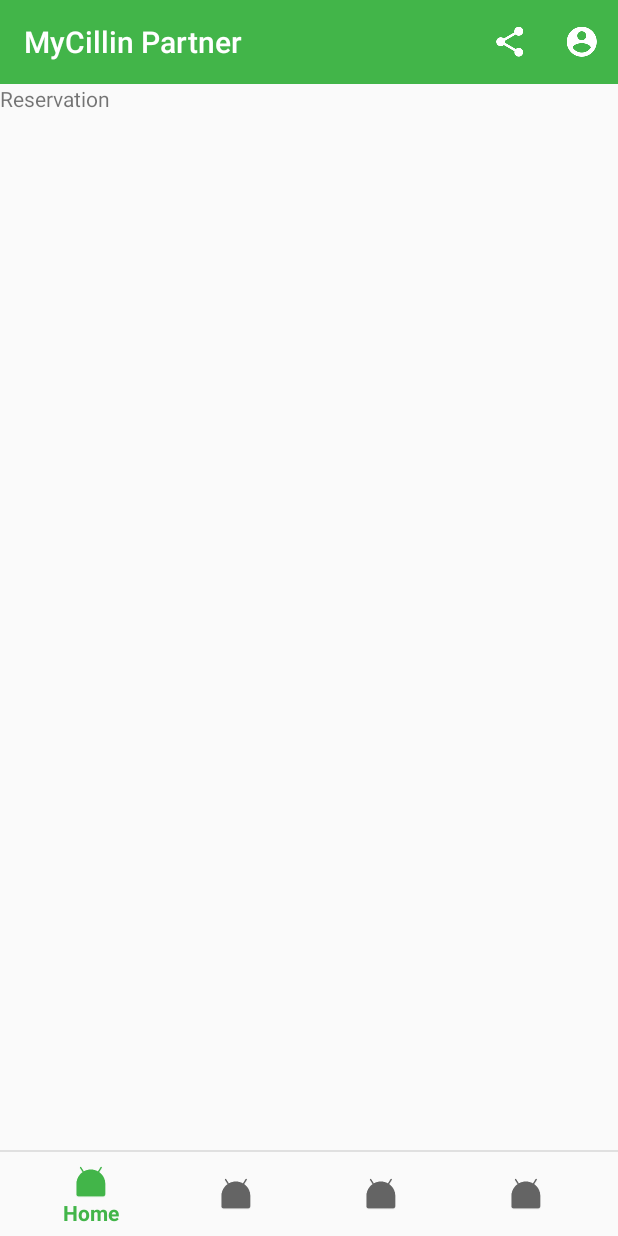
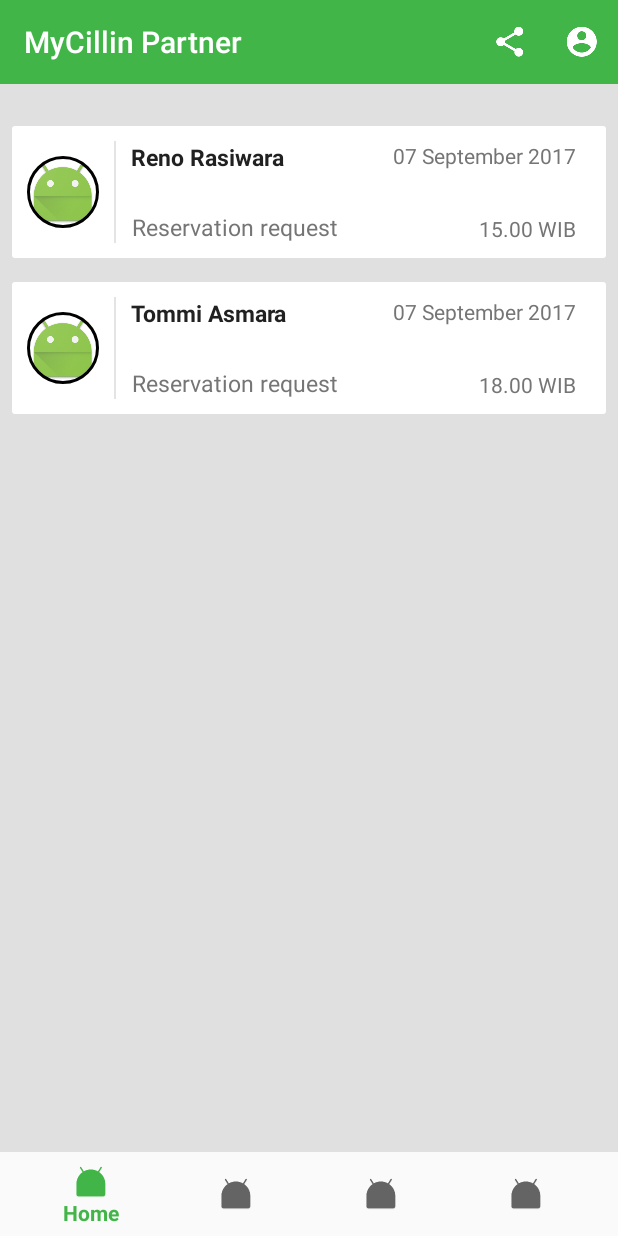
Before and after one commit to mrbagaskoro/android-mycillin-partner, an Android app: the fragment HomeReservationFragment placed in its activity, on a phone screen of 412 x 824 dp. Run offline under Robolectric (Android 15) with nearby library versions, the phone set to English and light mode, and no system bars; our stand-ins replace ButterKnife, CircleImageView.

Commit message:
Add Home Reservation Design

```diff
--- a/app/src/main/AndroidManifest.xml
+++ b/app/src/main/AndroidManifest.xml
@@ -34,7 +34,7 @@
         <activity android:name=".activity.IntroActivity" />
         <activity android:name=".activity.AccountActivity" />
         <activity android:name=".activity.AccountDetailActivity" />
-        <activity android:name=".activity.HomeVisitDetailActivity"></activity>
+        <activity android:name=".activity.HomeVisitDetailActivity" />
 
         <!--
              The API key for Google Maps-based APIs is defined as a string resource.
@@ -48,6 +48,7 @@
             android:name="com.google.android.geo.API_KEY"
             android:value="@string/google_maps_key" />
 
+        <activity android:name=".activity.HomeReservationDetailActivity"></activity>
     </application>
 
 </manifest>
--- /dev/null
+++ b/app/src/main/java/com/mycillin/partner/adapter/HomeReservationAdapter.java
@@ -0,0 +1,68 @@
+package com.mycillin.partner.adapter;
+
+import android.support.v7.widget.RecyclerView;
+import android.view.LayoutInflater;
+import android.view.View;
+import android.view.ViewGroup;
+import android.widget.TextView;
+
+import com.mycillin.partner.R;
+import com.mycillin.partner.list.HomeReservationList;
+
+import java.util.ArrayList;
+import java.util.List;
+
+import de.hdodenhof.circleimageview.CircleImageView;
+
+/**
+ * Created by mrbagaskoro on 06-Oct-17.
+ */
+
+public class HomeReservationAdapter extends RecyclerView.Adapter<HomeReservationAdapter.MyViewHolder> {
+    private List<HomeReservationList> HomeReservationLists;
+    private ArrayList<HomeReservationList> arrayHomeReservationLists;
+
+    public HomeReservationAdapter(List<HomeReservationList> HomeReservationLists) {
+        this.HomeReservationLists = HomeReservationLists;
+        this.arrayHomeReservationLists = new ArrayList<>();
+        this.arrayHomeReservationLists.addAll(HomeReservationLists);
+    }
+
+    @Override
+    public MyViewHolder onCreateViewHolder(ViewGroup parent, int viewType) {
+        View itemView = LayoutInflater.from(parent.getContext()).inflate(R.layout.row_reservation_list, parent, false);
+        return new MyViewHolder(itemView);
+    }
+
+    @Override
+    public void onBindViewHolder(MyViewHolder holder, int position) {
+        HomeReservationList resultList = HomeReservationLists.get(position);
+        holder.patientName.setText(resultList.getPatientName());
+        holder.bookType.setText(resultList.getBookType());
+        holder.bookDate.setText(resultList.getBookDate());
+        holder.bookTime.setText(resultList.getBookTime());
+    }
+
+    @Override
+    public int getItemCount() {
+        return HomeReservationLists.size();
+    }
+
+    public class MyViewHolder extends RecyclerView.ViewHolder {
+        private TextView patientName;
+        private TextView bookType;
+        private TextView bookDate;
+        private TextView bookTime;
+        private CircleImageView patientPic;
+
+
+        public MyViewHolder(View itemView) {
+            super(itemView);
+            patientName = itemView.findViewById(R.id.rowReservationList_tv_patientName);
+            bookType = itemView.findViewById(R.id.rowReservationList_tv_bookType);
+            bookDate = itemView.findViewById(R.id.rowReservationList_tv_bookDate);
+            bookTime = itemView.findViewById(R.id.rowReservationList_tv_bookTime);
+            patientPic = itemView.findViewById(R.id.rowReservationList_iv_patientAvatar);
+        }
+    }
+}
--- a/app/src/main/java/com/mycillin/partner/fragment/HomeReservationFragment.java
+++ b/app/src/main/java/com/mycillin/partner/fragment/HomeReservationFragment.java
@@ -1,14 +1,34 @@
 package com.mycillin.partner.fragment;
 
+import android.content.Intent;
 import android.os.Bundle;
 import android.support.v4.app.Fragment;
+import android.support.v7.widget.DefaultItemAnimator;
+import android.support.v7.widget.LinearLayoutManager;
+import android.support.v7.widget.RecyclerView;
 import android.view.LayoutInflater;
 import android.view.View;
 import android.view.ViewGroup;
 
 import com.mycillin.partner.R;
+import com.mycillin.partner.activity.HomeReservationDetailActivity;
+import com.mycillin.partner.adapter.HomeReservationAdapter;
+import com.mycillin.partner.list.HomeReservationList;
+import com.mycillin.partner.util.RecyclerTouchListener;
+
+import java.util.ArrayList;
+import java.util.List;
+
+import butterknife.BindView;
+import butterknife.ButterKnife;
 
 public class HomeReservationFragment extends Fragment {
+
+    @BindView(R.id.homeReservationFragment_rv_recyclerView)
+    RecyclerView homeReservationRecyclerView;
+
+    private List<HomeReservationList> homeReservationLists = new ArrayList<>();
+    private HomeReservationAdapter homeReservationAdapter;
 
     public HomeReservationFragment() {
         // Required empty public constructor
@@ -23,6 +43,43 @@
     public View onCreateView(LayoutInflater inflater, ViewGroup container,
                              Bundle savedInstanceState) {
         View rootView = inflater.inflate(R.layout.fragment_home_reservation, container, false);
+        ButterKnife.bind(this, rootView);
+
+        getHomeReservationList();
+
         return rootView;
     }
+
+    public void getHomeReservationList() {
+        homeReservationRecyclerView.setLayoutManager(new LinearLayoutManager(getContext()));
+        homeReservationRecyclerView.setItemAnimator(new DefaultItemAnimator());
+
+        homeReservationLists.clear();
+        homeReservationLists.add(new HomeReservationList("pic_01.jpg", "Reno Rasiwara", "Reservation request", "07 September 2017", "15.00 WIB"));
+        homeReservationLists.add(new HomeReservationList("pic_01.jpg", "Tommi Asmara", "Reservation request", "07 September 2017", "18.00 WIB"));
+
+        homeReservationAdapter = new HomeReservationAdapter(homeReservationLists);
+        homeReservationRecyclerView.setAdapter(homeReservationAdapter);
+        homeReservationAdapter.notifyDataSetChanged();
+
+        homeReservationRecyclerView.addOnItemTouchListener(new RecyclerTouchListener(getContext(), homeReservationRecyclerView, new RecyclerTouchListener.ClickListener() {
+            @Override
+            public void onClick(View view, int position) {
+                HomeReservationList list = homeReservationLists.get(position);
+
+                Intent intent = new Intent(getContext(), HomeReservationDetailActivity.class);
+                intent.putExtra(HomeReservationDetailActivity.KEY_FLAG_PATIENT_NAME, list.getPatientName());
+                intent.putExtra(HomeReservationDetailActivity.KEY_FLAG_PATIENT_DATE, list.getBookDate());
+                intent.putExtra(HomeReservationDetailActivity.KEY_FLAG_PATIENT_TIME, list.getBookTime());
+                intent.putExtra(HomeReservationDetailActivity.KEY_FLAG_PATIENT_TYPE, list.getBookType());
+                intent.putExtra(HomeReservationDetailActivity.KEY_FLAG_PATIENT_PIC, list.getPatientPic());
+                startActivity(intent);
+            }
+
+            @Override
+            public void onLongClick(View view, int position) {
+
+            }
+        }));
+    }
 }
--- /dev/null
+++ b/app/src/main/java/com/mycillin/partner/list/HomeReservationList.java
@@ -0,0 +1,61 @@
+package com.mycillin.partner.list;
+
+/**
+ * Created by mrbagaskoro on 06-Oct-17.
+ */
+
+public class HomeReservationList {
+    private String patientPic;
+    private String patientName;
+    private String bookType;
+    private String bookDate;
+    private String bookTime;
+
+    public HomeReservationList(String patientPic, String patientName, String bookType, String bookDate, String bookTime){
+        this.patientPic = patientPic;
+        this.patientName = patientName;
+        this.bookType = bookType;
+        this.bookDate = bookDate;
+        this.bookTime = bookTime;
+    }
+
+    public String getPatientPic() {
+        return patientPic;
+    }
+
+    public void setPatientPic(String patientPic) {
+        this.patientPic = patientPic;
+    }
+
+    public String getPatientName() {
+        return patientName;
+    }
+
+    public void setPatientName(String patientName) {
+        this.patientName = patientName;
+    }
+
+    public String getBookType() {
+        return bookType;
+    }
+
+    public void setBookType(String bookType) {
+        this.bookType = bookType;
+    }
+
+    public String getBookDate() {
+        return bookDate;
+    }
+
+    public void setBookDate(String bookDate) {
+        this.bookDate = bookDate;
+    }
+
+    public String getBookTime() {
+        return bookTime;
+    }
+
+    public void setBookTime(String bookTime) {
+        this.bookTime = bookTime;
+    }
+}
--- a/app/src/main/res/layout/fragment_home_reservation.xml
+++ b/app/src/main/res/layout/fragment_home_reservation.xml
@@ -1,13 +1,17 @@
-<FrameLayout xmlns:android="http://schemas.android.com/apk/res/android"
+<?xml version="1.0" encoding="utf-8"?>
+<RelativeLayout xmlns:android="http://schemas.android.com/apk/res/android"
     xmlns:tools="http://schemas.android.com/tools"
     android:layout_width="match_parent"
     android:layout_height="match_parent"
+    android:background="@color/bgColor"
     tools:context="com.mycillin.partner.fragment.HomeReservationFragment">
 
-    <!-- TODO: Update blank fragment layout -->
-    <TextView
+    <android.support.v7.widget.RecyclerView
+        android:id="@+id/homeReservationFragment_rv_recyclerView"
         android:layout_width="match_parent"
         android:layout_height="match_parent"
-        android:text="Reservation" />
+        android:paddingTop="20dp" >
 
-</FrameLayout>
+    </android.support.v7.widget.RecyclerView>
+
+</RelativeLayout>
--- /dev/null
+++ b/app/src/main/res/layout/row_reservation_list.xml
@@ -0,0 +1,118 @@
+<?xml version="1.0" encoding="utf-8"?>
+<RelativeLayout xmlns:android="http://schemas.android.com/apk/res/android"
+    android:layout_width="match_parent"
+    android:layout_height="wrap_content"
+    android:clickable="true"
+    android:focusable="true"
+    android:orientation="vertical"
+    android:padding="@dimen/spacing_small">
+
+    <LinearLayout
+        android:id="@+id/rowReservationList_ll_mainContainer"
+        android:layout_width="match_parent"
+        android:layout_height="wrap_content"
+        android:clickable="true"
+        android:focusable="true"
+        android:background="?attr/selectableItemBackground"
+        android:orientation="horizontal" >
+
+        <LinearLayout
+            android:layout_width="match_parent"
+            android:layout_height="wrap_content"
+            android:paddingTop="10dp"
+            android:paddingBottom="10dp"
+            android:orientation="horizontal"
+            android:background="@drawable/frame_alt">
+
+            <LinearLayout
+                android:layout_width="wrap_content"
+                android:layout_height="wrap_content"
+                android:gravity="center"
+                android:orientation="vertical" >
+
+                <de.hdodenhof.circleimageview.CircleImageView
+                    xmlns:app="http://schemas.android.com/apk/res-auto"
+                    android:id="@+id/rowReservationList_iv_patientAvatar"
+                    android:layout_width="match_parent"
+                    android:layout_height="match_parent"
+                    android:layout_marginTop="10dp"
+                    android:layout_marginBottom="10dp"
+                    android:layout_marginEnd="10dp"
+                    android:layout_marginStart="10dp"
+                    android:src="@mipmap/ic_launcher"
+                    app:civ_border_width="2dp"
+                    app:civ_border_color="@color/black"/>
+
+            </LinearLayout>
+
+            <View
+                android:layout_width="1dp"
+                android:layout_height="match_parent"
+                android:background="@color/bgColor" />
+
+            <LinearLayout
+                android:layout_width="0dp"
+                android:layout_height="match_parent"
+                android:orientation="vertical"
+                android:layout_weight="1" >
+
+                <TextView
+                    android:id="@+id/rowReservationList_tv_patientName"
+                    android:layout_width="wrap_content"
+                    android:layout_height="wrap_content"
+                    android:layout_marginEnd="10dp"
+                    android:layout_marginStart="10dp"
+                    android:paddingBottom="10dp"
+                    android:textSize="15sp"
+                    android:textStyle="bold"
+                    android:textColor="@color/primaryText"
+                    android:text="@string/rowVisitList_patientName" />
+
+                <TextView
+                    android:id="@+id/rowReservationList_tv_bookType"
+                    android:layout_width="wrap_content"
+                    android:layout_height="match_parent"
+                    android:layout_marginEnd="10dp"
+                    android:layout_marginStart="10dp"
+                    android:gravity="bottom|end"
+                    android:textSize="15sp"
+                    android:textColor="@color/secondaryText"
+                    android:text="@string/rowReservationList_bookType" />
+
+            </LinearLayout>
+
+            <LinearLayout
+                android:layout_width="wrap_content"
+                android:layout_height="match_parent"
+                android:paddingStart="10dp"
+                android:paddingEnd="10dp"
+                android:gravity="end"
+                android:orientation="vertical" >
+
+                <TextView
+                    android:id="@+id/rowReservationList_tv_bookDate"
+                    android:layout_width="wrap_content"
+                    android:layout_height="wrap_content"
+                    android:layout_marginEnd="10dp"
+                    android:layout_marginStart="10dp"
+                    android:paddingBottom="10dp"
+                    android:textColor="@color/secondaryText"
+                    android:text="@string/rowEWalletHistoryList_date" />
+
+                <TextView
+                    android:id="@+id/rowReservationList_tv_bookTime"
+                    android:layout_width="wrap_content"
+                    android:layout_height="match_parent"
+                    android:layout_marginEnd="10dp"
+                    android:layout_marginStart="10dp"
+                    android:gravity="bottom|end"
+                    android:textColor="@color/secondaryText"
+                    android:text="@string/rowVisitList_bookTime" />
+
+            </LinearLayout>
+
+        </LinearLayout>
+
+    </LinearLayout>
+
+</RelativeLayout>
--- a/app/src/main/res/values/strings.xml
+++ b/app/src/main/res/values/strings.xml
@@ -96,4 +96,9 @@
     <string name="homeVisitDetailActivity_addressInfo">Jl.Asem No.32, Sawangan, Depok</string>
     <string name="homeVisitDetailActivity_feeAmount">Rp 200.000</string>
     <string name="homeVisitDetail_title">Visit Request Detail</string>
+    <string name="rowReservationList_bookType">Reservation Request</string>
+    <string name="homeReservationDetailActivity_scheduleTitle">Schedule</string>
+    <string name="homeReservationDetailActivity_timeTitle">07 October 2017, 15.00 WIB</string>
+    <string name="reservationRequestDetail_title">Reservation Request Detail</string>
+
 </resources>
```
Also changed, not shown: app/src/main/java/com/mycillin/partner/activity/HomeReservationDetailActivity.java (added, +66 -0 lines), app/src/main/res/layout/activity_home_reservation_detail.xml (added, +265 -0 lines), app/src/main/res/drawable-hdpi/ic_action_clock.png (added), app/src/main/res/drawable-ldpi/ic_action_clock.png (added), app/src/main/res/drawable-mdpi/ic_action_clock.png (added), app/src/main/res/drawable-xhdpi/ic_action_clock.png (added), app/src/main/res/drawable-xxhdpi/ic_action_clock.png (added), app/src/main/res/drawable-xxxhdpi/ic_action_clock.png (added).
